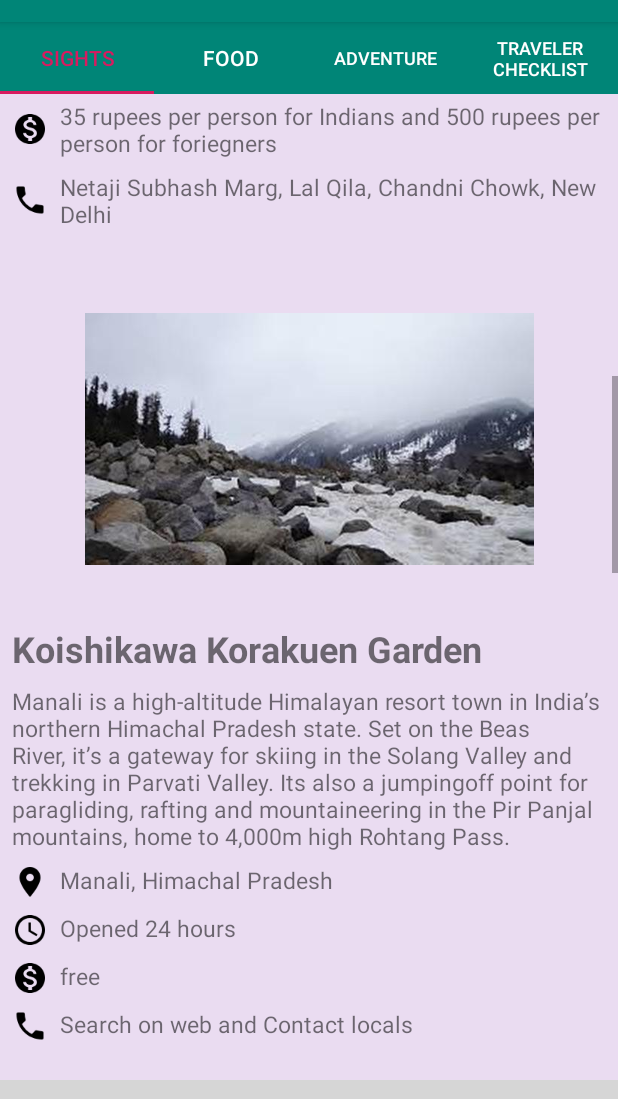
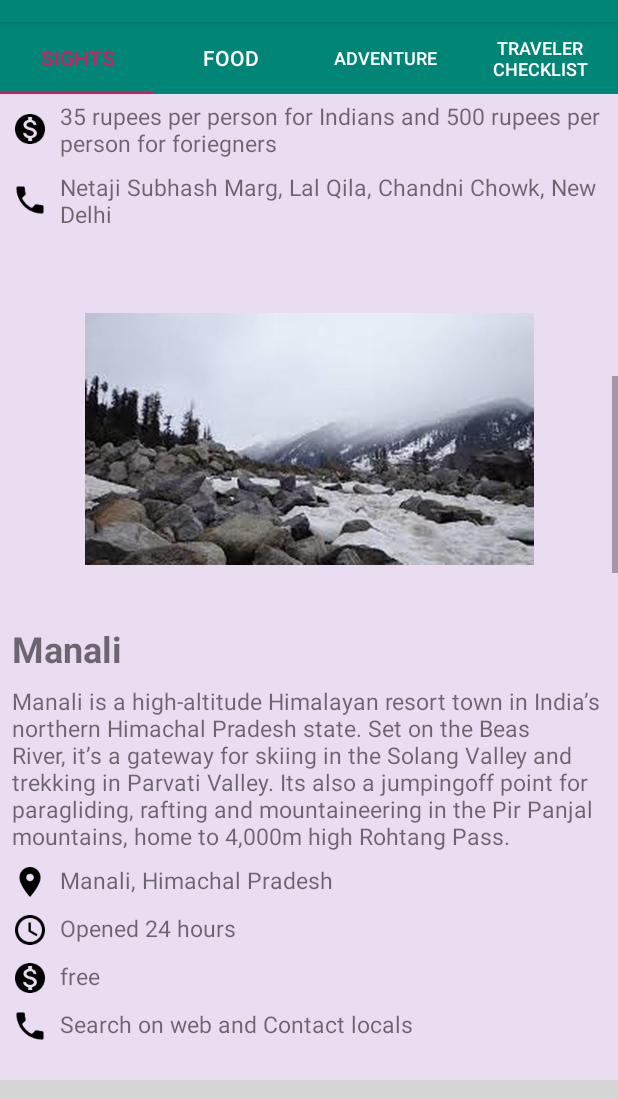
Before and after one commit to shagaurav/TourGuide, an Android app: the screen it shows after launch (HomeActivity), scrolled down 1008 dp, on a phone screen of 412 x 824 dp, the part 62-1161 px from its top. Run offline under Robolectric (Android 15) with nearby library versions, the phone set to English and light mode, and no system bars; grey boxes are pictures that could not be loaded.

Commit message:
add file.psd

```diff
--- a/app/src/main/res/values/strings.xml
+++ b/app/src/main/res/values/strings.xml
@@ -170,7 +170,7 @@
     <string name="sight_goa_free">2300 Rupees</string>
 
     <!-- Manali  [CHAR LIMIT=20] -->
-    <string name="sight_manali_name">Koishikawa Korakuen Garden</string>
+    <string name="sight_manali_name">Manali</string>
     <string name="sight_manali_description"> Manali is a high-altitude Himalayan resort town in India’s northern Himachal Pradesh state. Set on the Beas River, it’s a gateway for skiing in the Solang Valley and trekking in Parvati Valley.
         Its also a jumpingoff point for paragliding, rafting and mountaineering in the Pir Panjal mountains, home to 4,000m high Rohtang Pass.</string>
     <string name="sight_manali_address">Manali, Himachal Pradesh</string>
```
Also changed, not shown: app/src/main/java/com/example/android/tourguide/MainActivity.java (line endings or trailing spaces), app/src/main/res/layout/activity_home.xml (indentation only).
